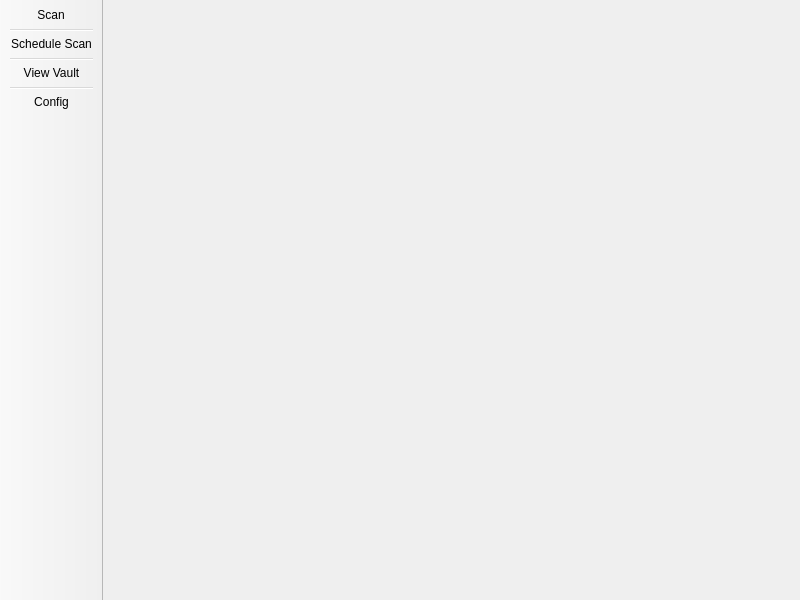
Reichenbachian/CPSC513_Final, file src/ui/hodalex.ui: the form before one commit.
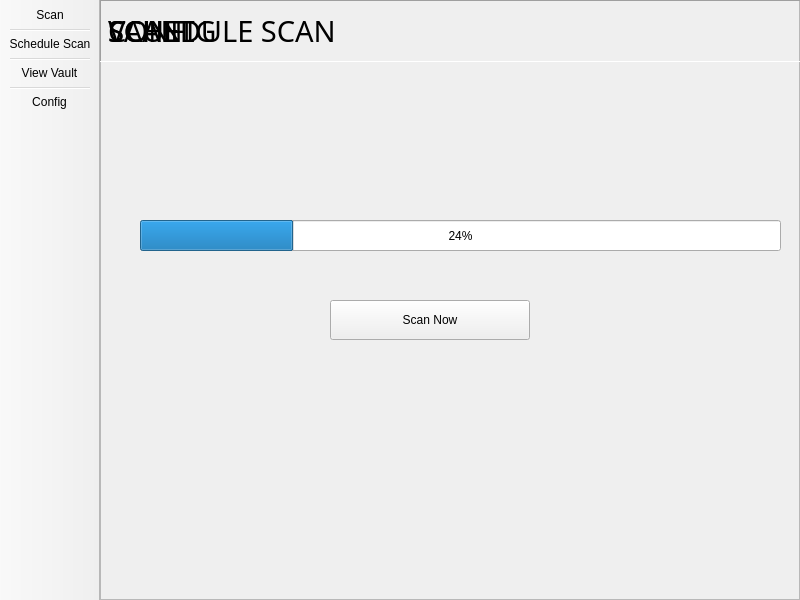
The form after the commit. Icons and pictures are not drawn.

Commit message: Updated UI with frames for each page

What changed in the file:
```diff
--- a/src/ui/hodalex.ui
+++ b/src/ui/hodalex.ui
@@ -8,6 +8,14 @@
   <property name="enabled">
    <bool>true</bool>
   </property>
+  <property name="geometry">
+   <rect>
+    <x>0</x>
+    <y>0</y>
+    <width>800</width>
+    <height>600</height>
+   </rect>
+  </property>
   <property name="sizePolicy">
    <sizepolicy hsizetype="Fixed" vsizetype="Fixed">
     <horstretch>0</horstretch>
@@ -44,8 +52,314 @@
   <property name="unifiedTitleAndToolBarOnMac">
    <bool>false</bool>
   </property>
-  <widget class="QWidget" name="centralwidget"/>
+  <widget class="QWidget" name="centralwidget">
+   <widget class="QFrame" name="scanFrame">
+    <property name="geometry">
+     <rect>
+      <x>0</x>
+      <y>0</y>
+      <width>700</width>
+      <height>600</height>
+     </rect>
+    </property>
+    <property name="maximumSize">
+     <size>
+      <width>700</width>
+      <height>600</height>
+     </size>
+    </property>
+    <property name="frameShape">
+     <enum>QFrame::StyledPanel</enum>
+    </property>
+    <property name="frameShadow">
+     <enum>QFrame::Raised</enum>
+    </property>
+    <widget class="QLabel" name="scanLabel">
+     <property name="enabled">
+      <bool>true</bool>
+     </property>
+     <property name="geometry">
+      <rect>
+       <x>0</x>
+       <y>0</y>
+       <width>750</width>
+       <height>62</height>
+      </rect>
+     </property>
+     <property name="font">
+      <font>
+       <family>MS Gothic</family>
+       <pointsize>22</pointsize>
+      </font>
+     </property>
+     <property name="layoutDirection">
+      <enum>Qt::LeftToRight</enum>
+     </property>
+     <property name="frameShape">
+      <enum>QFrame::Panel</enum>
+     </property>
+     <property name="frameShadow">
+      <enum>QFrame::Sunken</enum>
+     </property>
+     <property name="lineWidth">
+      <number>1</number>
+     </property>
+     <property name="midLineWidth">
+      <number>10</number>
+     </property>
+     <property name="text">
+      <string>SCAN</string>
+     </property>
+     <property name="textFormat">
+      <enum>Qt::PlainText</enum>
+     </property>
+     <property name="scaledContents">
+      <bool>false</bool>
+     </property>
+    </widget>
+    <widget class="QPushButton" name="scanNowButton">
+     <property name="geometry">
+      <rect>
+       <x>230</x>
+       <y>300</y>
+       <width>200</width>
+       <height>40</height>
+      </rect>
+     </property>
+     <property name="text">
+      <string>Scan Now</string>
+     </property>
+    </widget>
+    <widget class="QProgressBar" name="progressBar">
+     <property name="geometry">
+      <rect>
+       <x>40</x>
+       <y>220</y>
+       <width>641</width>
+       <height>31</height>
+      </rect>
+     </property>
+     <property name="value">
+      <number>24</number>
+     </property>
+    </widget>
+   </widget>
+   <widget class="QFrame" name="schedScanFrame">
+    <property name="geometry">
+     <rect>
+      <x>0</x>
+      <y>0</y>
+      <width>700</width>
+      <height>600</height>
+     </rect>
+    </property>
+    <property name="maximumSize">
+     <size>
+      <width>700</width>
+      <height>600</height>
+     </size>
+    </property>
+    <property name="frameShape">
+     <enum>QFrame::StyledPanel</enum>
+    </property>
+    <property name="frameShadow">
+     <enum>QFrame::Raised</enum>
+    </property>
+    <widget class="QLabel" name="schedScanLabel">
+     <property name="enabled">
+      <bool>true</bool>
+     </property>
+     <property name="geometry">
+      <rect>
+       <x>0</x>
+       <y>0</y>
+       <width>750</width>
+       <height>62</height>
+      </rect>
+     </property>
+     <property name="font">
+      <font>
+       <family>MS Gothic</family>
+       <pointsize>22</pointsize>
+      </font>
+     </property>
+     <property name="layoutDirection">
+      <enum>Qt::LeftToRight</enum>
+     </property>
+     <property name="frameShape">
+      <enum>QFrame::Panel</enum>
+     </property>
+     <property name="frameShadow">
+      <enum>QFrame::Sunken</enum>
+     </property>
+     <property name="lineWidth">
+      <number>1</number>
+     </property>
+     <property name="midLineWidth">
+      <number>10</number>
+     </property>
+     <property name="text">
+      <string>SCHEDULE SCAN</string>
+     </property>
+     <property name="textFormat">
+      <enum>Qt::PlainText</enum>
+     </property>
+     <property name="scaledContents">
+      <bool>false</bool>
+     </property>
+    </widget>
+   </widget>
+   <widget class="QFrame" name="viewVaultFrame">
+    <property name="geometry">
+     <rect>
+      <x>0</x>
+      <y>0</y>
+      <width>700</width>
+      <height>600</height>
+     </rect>
+    </property>
+    <property name="maximumSize">
+     <size>
+      <width>700</width>
+      <height>600</height>
+     </size>
+    </property>
+    <property name="frameShape">
+     <enum>QFrame::StyledPanel</enum>
+    </property>
+    <property name="frameShadow">
+     <enum>QFrame::Raised</enum>
+    </property>
+    <widget class="QLabel" name="viewVaultLabel">
+     <property name="enabled">
+      <bool>true</bool>
+     </property>
+     <property name="geometry">
+      <rect>
+       <x>0</x>
+       <y>0</y>
+       <width>750</width>
+       <height>62</height>
+      </rect>
+     </property>
+     <property name="font">
+      <font>
+       <family>MS Gothic</family>
+       <pointsize>22</pointsize>
+      </font>
+     </property>
+     <property name="layoutDirection">
+      <enum>Qt::LeftToRight</enum>
+     </property>
+     <property name="frameShape">
+      <enum>QFrame::Panel</enum>
+     </property>
+     <property name="frameShadow">
+      <enum>QFrame::Sunken</enum>
+     </property>
+     <property name="lineWidth">
+      <number>1</number>
+     </property>
+     <property name="midLineWidth">
+      <number>10</number>
+     </property>
+     <property name="text">
+      <string>VAULT</string>
+     </property>
+     <property name="textFormat">
+      <enum>Qt::PlainText</enum>
+     </property>
+     <property name="scaledContents">
+      <bool>false</bool>
+     </property>
+    </widget>
+   </widget>
+   <widget class="QFrame" name="configFrame">
+    <property name="enabled">
+     <bool>true</bool>
+    </property>
+    <property name="geometry">
+     <rect>
+      <x>0</x>
+      <y>0</y>
+      <width>700</width>
+      <height>600</height>
+     </rect>
+    </property>
+    <property name="maximumSize">
+     <size>
+      <width>700</width>
+      <height>600</height>
+     </size>
+    </property>
+    <property name="frameShape">
+     <enum>QFrame::StyledPanel</enum>
+    </property>
+    <property name="frameShadow">
+     <enum>QFrame::Raised</enum>
+    </property>
+    <widget class="QLabel" name="configLabel">
+     <property name="enabled">
+      <bool>true</bool>
+     </property>
+     <property name="geometry">
+      <rect>
+       <x>0</x>
+       <y>0</y>
+       <width>750</width>
+       <height>62</height>
+      </rect>
+     </property>
+     <property name="font">
+      <font>
+       <family>MS Gothic</family>
+       <pointsize>22</pointsize>
+      </font>
+     </property>
+     <property name="layoutDirection">
+      <enum>Qt::LeftToRight</enum>
+     </property>
+     <property name="frameShape">
+      <enum>QFrame::Panel</enum>
+     </property>
+     <property name="frameShadow">
+      <enum>QFrame::Sunken</enum>
+     </property>
+     <property name="lineWidth">
+      <number>1</number>
+     </property>
+     <property name="midLineWidth">
+      <number>10</number>
+     </property>
+     <property name="text">
+      <string>CONFIG</string>
+     </property>
+     <property name="textFormat">
+      <enum>Qt::PlainText</enum>
+     </property>
+     <property name="scaledContents">
+      <bool>false</bool>
+     </property>
+    </widget>
+   </widget>
+   <zorder>viewVaultFrame</zorder>
+   <zorder>configFrame</zorder>
+   <zorder>schedScanFrame</zorder>
+   <zorder>scanFrame</zorder>
+  </widget>
   <widget class="QToolBar" name="toolBar">
+   <property name="sizePolicy">
+    <sizepolicy hsizetype="Fixed" vsizetype="Fixed">
+     <horstretch>0</horstretch>
+     <verstretch>0</verstretch>
+    </sizepolicy>
+   </property>
+   <property name="maximumSize">
+    <size>
+     <width>100</width>
+     <height>600</height>
+    </size>
+   </property>
    <property name="windowTitle">
     <string>toolBar</string>
    </property>
```
Left out of the diff: 259 changed lines with no effect on the pictures.
